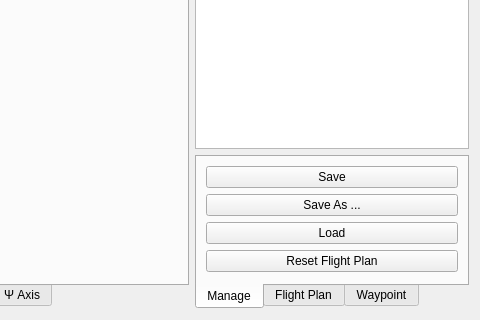
Before: the Qt Designer form rqt_contrail_planner/resource/ContrailPlanner.ui in pryre/contrail, drawn with Qt 5; both pictures show x 288 to 768 and y 160 to 480 of the 768 by 480 pixel window.
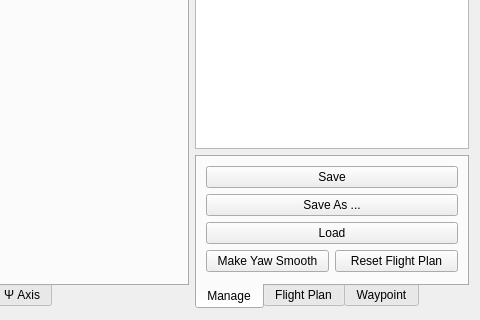
After: the same form once the commit is applied.

What changed in the file:
```diff
--- a/rqt_contrail_planner/resource/ContrailPlanner.ui
+++ b/rqt_contrail_planner/resource/ContrailPlanner.ui
@@ -259,11 +259,22 @@
             </widget>
            </item>
            <item>
+            <layout class="QHBoxLayout" name="horizontalLayout">
+             <item>
+              <widget class="QPushButton" name="button_yaw_smooth">
+               <property name="text">
+                <string>Make Yaw Smooth</string>
+               </property>
+              </widget>
+             </item>
+             <item>
             <widget class="QPushButton" name="button_reset">
              <property name="text">
               <string>Reset Flight Plan</string>
              </property>
             </widget>
+             </item>
+            </layout>
            </item>
           </layout>
          </widget>
```
Left out of the diff: 8 changed lines with no effect on the pictures. Lines whose indentation alone changed are shown as unchanged.
